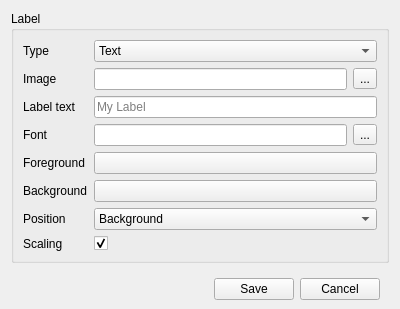
Before: the Qt Designer form src/ui/map_label.ui in Mudlet/Mudlet, drawn with Qt 5.
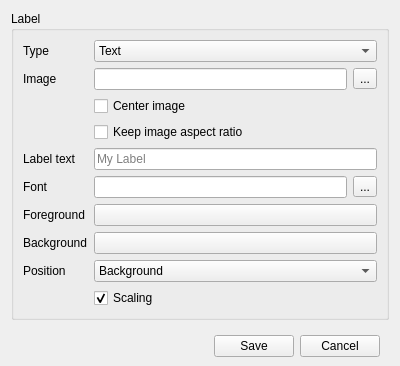
After: the same form once the commit is applied.

Commit message: add options to center image and keep apsect ratio

Patch:
```diff
--- a/src/ui/map_label.ui
+++ b/src/ui/map_label.ui
@@ -38,24 +38,14 @@
       <set>Qt::AlignLeading|Qt::AlignLeft|Qt::AlignTop</set>
      </property>
      <layout class="QGridLayout" name="gridLayout_2">
-      <item row="4" column="2">
+      <item row="5" column="2">
        <widget class="QToolButton" name="toolButton_fontPick">
         <property name="text">
          <string>...</string>
         </property>
        </widget>
       </item>
-      <item row="10" column="0">
-       <widget class="QLabel" name="label_scaling">
-        <property name="toolTip">
-         <string>&lt;html&gt;&lt;head/&gt;&lt;body&gt;&lt;p&gt;&lt;br/&gt;&lt;/p&gt;&lt;/body&gt;&lt;/html&gt;</string>
-        </property>
-        <property name="text">
-         <string>Scaling</string>
-        </property>
-       </widget>
-      </item>
-      <item row="7" column="1" colspan="2">
+      <item row="8" column="1" colspan="2">
        <widget class="QPushButton" name="pushButton_bgColor">
         <property name="text">
          <string/>
@@ -69,14 +59,14 @@
         </property>
        </widget>
       </item>
-      <item row="7" column="0">
+      <item row="8" column="0">
        <widget class="QLabel" name="label_bg">
         <property name="text">
          <string>Background</string>
         </property>
        </widget>
       </item>
-      <item row="4" column="0">
+      <item row="5" column="0">
        <widget class="QLabel" name="label_font">
         <property name="text">
          <string>Font</string>
@@ -97,6 +87,13 @@
         </item>
        </widget>
       </item>
+      <item row="2" column="1">
+       <widget class="QCheckBox" name="checkBox_centerImage">
+        <property name="text">
+         <string>Center image</string>
+        </property>
+       </widget>
+      </item>
       <item row="0" column="0">
        <widget class="QLabel" name="label_type">
         <property name="text">
@@ -104,27 +101,27 @@
         </property>
        </widget>
       </item>
-      <item row="10" column="1">
+      <item row="11" column="1">
        <widget class="QCheckBox" name="checkBox_scaling">
         <property name="toolTip">
          <string>&lt;html&gt;&lt;head/&gt;&lt;body&gt;&lt;p&gt;&lt;span style=&quot; font-family:'sans-serif'; font-size:14px; color:#202122; background-color:#ffffff;&quot;&gt;If deselected the label will have the same size when you zoom in and out in the mapper. If it is selected the label will scale when you zoom the mapper.&lt;/span&gt;&lt;/p&gt;&lt;/body&gt;&lt;/html&gt;</string>
         </property>
         <property name="text">
-         <string/>
+         <string>Scaling</string>
         </property>
         <property name="checked">
          <bool>true</bool>
         </property>
        </widget>
       </item>
-      <item row="3" column="0">
+      <item row="4" column="0">
        <widget class="QLabel" name="label_text">
         <property name="text">
          <string>Label text</string>
         </property>
        </widget>
       </item>
-      <item row="3" column="1" colspan="2">
+      <item row="4" column="1" colspan="2">
        <widget class="QLineEdit" name="lineEdit_text">
         <property name="placeholderText">
          <string>My Label</string>
@@ -145,7 +142,7 @@
         </property>
        </widget>
       </item>
-      <item row="9" column="1" colspan="2">
+      <item row="10" column="1" colspan="2">
        <widget class="QComboBox" name="comboBox_position">
         <item>
          <property name="text">
@@ -159,34 +156,41 @@
         </item>
        </widget>
       </item>
-      <item row="4" column="1">
+      <item row="5" column="1">
        <widget class="QLineEdit" name="lineEdit_font">
         <property name="readOnly">
          <bool>true</bool>
         </property>
        </widget>
       </item>
-      <item row="9" column="0">
+      <item row="10" column="0">
        <widget class="QLabel" name="label_position">
         <property name="text">
          <string>Position</string>
         </property>
        </widget>
       </item>
-      <item row="6" column="1" colspan="2">
+      <item row="7" column="1" colspan="2">
        <widget class="QPushButton" name="pushButton_fgColor">
         <property name="text">
          <string/>
         </property>
        </widget>
       </item>
-      <item row="6" column="0">
+      <item row="7" column="0">
        <widget class="QLabel" name="label_fg">
         <property name="text">
          <string>Foreground</string>
         </property>
        </widget>
       </item>
+      <item row="3" column="1">
+       <widget class="QCheckBox" name="checkBox_keepAspect">
+        <property name="text">
+         <string>Keep image aspect ratio</string>
+        </property>
+       </widget>
+      </item>
      </layout>
     </widget>
    </item>
```
Left out of the diff: 2 changed lines with no effect on the pictures. The commit also changes 2 other files.
